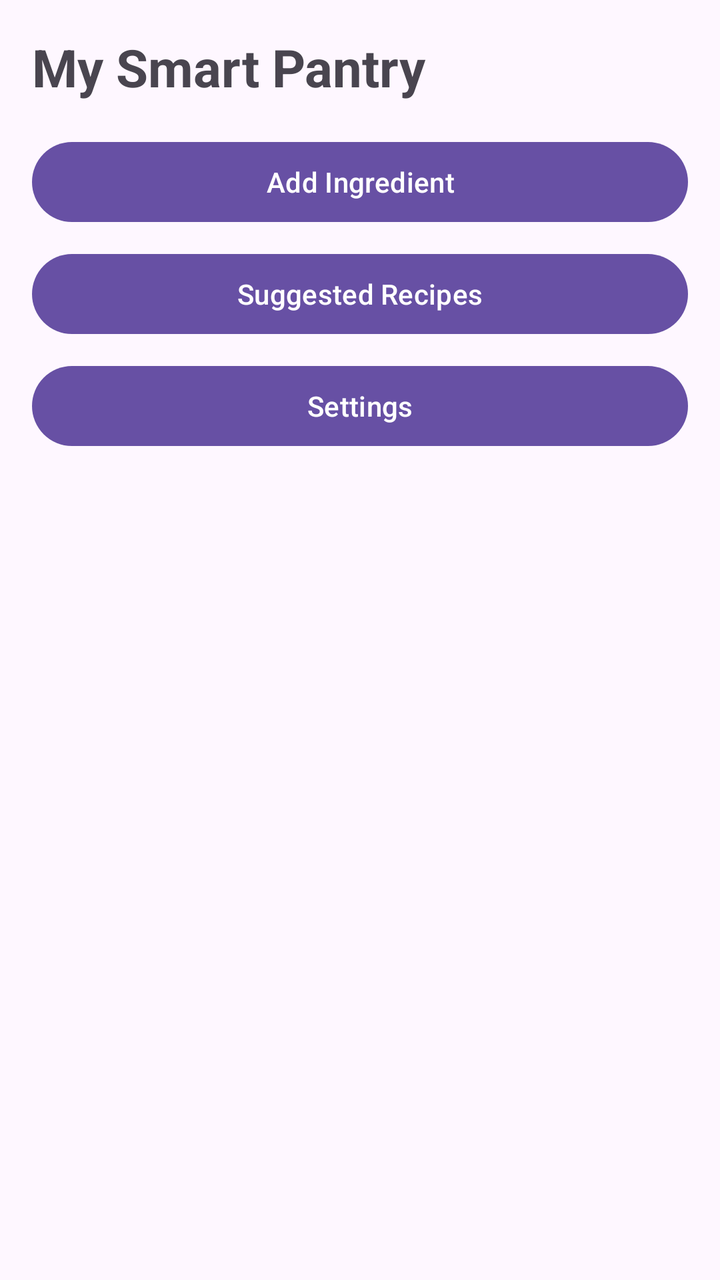
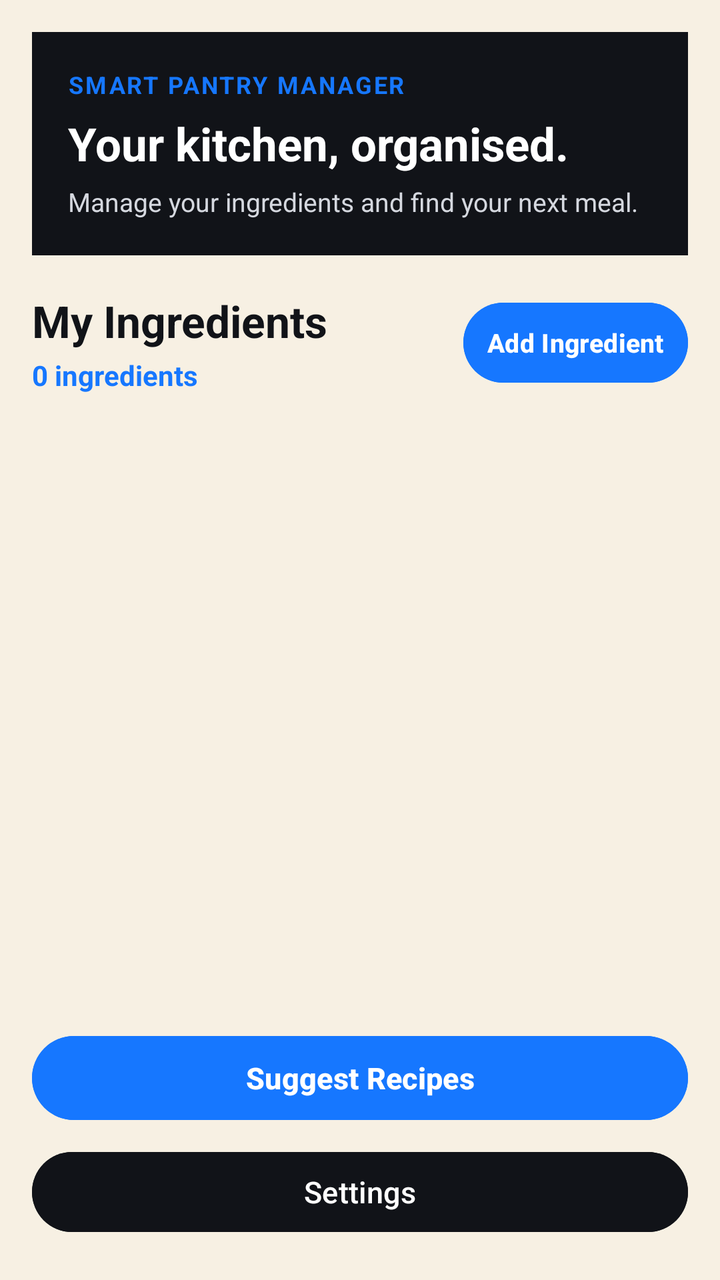

The first picture is an Android layout as it rendered before a commit; the second is the same layout after the commit. The layout source and the unified diff follow.
<!-- AndroidManifest.xml: application theme Theme.SmartPantryManager -->
<!-- res/layout/activity_main.xml -->
<?xml version="1.0" encoding="utf-8"?>
<LinearLayout xmlns:android="http://schemas.android.com/apk/res/android"
    android:layout_width="match_parent"
    android:layout_height="match_parent"
    android:orientation="vertical"
    android:padding="16dp">

    <TextView
        android:layout_width="match_parent"
        android:layout_height="wrap_content"
        android:text="My Smart Pantry"
        android:textSize="26sp"
        android:textStyle="bold"
        android:layout_marginBottom="16dp" />

    <Button
        android:id="@+id/btnAddIngredient"
        android:layout_width="match_parent"
        android:layout_height="wrap_content"
        android:text="Add Ingredient" />


    <Button
        android:id="@+id/btnSuggestedRecipes"
        android:layout_width="match_parent"
        android:layout_height="wrap_content"
        android:text="Suggested Recipes"
        android:layout_marginTop="8dp" />


    <Button
        android:id="@+id/btnSettings"
        android:layout_width="match_parent"
        android:layout_height="wrap_content"
        android:text="Settings"
        android:layout_marginTop="8dp" />

    <TextView
        android:id="@+id/tvEmptyPantry"
        android:layout_width="match_parent"
        android:layout_height="wrap_content"
        android:text="Your pantry is empty. Add your first ingredient!"
        android:textSize="16sp"
        android:gravity="center"
        android:padding="20dp"
        android:visibility="gone" />

    <androidx.recyclerview.widget.RecyclerView
        android:id="@+id/rvIngredients"
        android:layout_width="match_parent"
        android:layout_height="0dp"
        android:layout_weight="1"
        android:paddingTop="8dp" />

</LinearLayout>
<!-- resources referenced by this layout -->
<resources>
  <style name="Theme.SmartPantryManager" parent="Base.Theme.SmartPantryManager" />
  <style name="Base.Theme.SmartPantryManager" parent="Theme.Material3.DayNight.NoActionBar">
          
          
      </style>
</resources>

<!-- the commit's change to res/layout/activity_main.xml (unified diff, before → after) -->
@@ -3,53 +3,150 @@
     android:layout_width="match_parent"
     android:layout_height="match_parent"
     android:orientation="vertical"
+    android:background="#F7F0E3"
     android:padding="16dp">
 
-    <TextView
+    
+    <LinearLayout
         android:layout_width="match_parent"
         android:layout_height="wrap_content"
-        android:text="My Smart Pantry"
-        android:textSize="26sp"
-        android:textStyle="bold"
-        android:layout_marginBottom="16dp" />
+        android:orientation="vertical"
+        android:padding="18dp"
+        android:background="#111318">
 
-    <Button
-        android:id="@+id/btnAddIngredient"
+        <TextView
+            android:layout_width="match_parent"
+            android:layout_height="wrap_content"
+            android:text="SMART PANTRY MANAGER"
+            android:textColor="#1677FF"
+            android:textSize="12sp"
+            android:textStyle="bold"
+            android:letterSpacing="0.08" />
+
+        <TextView
+            android:layout_width="match_parent"
+            android:layout_height="wrap_content"
+            android:text="Your kitchen, organised."
+            android:textColor="#FFFFFF"
+            android:textSize="23sp"
+            android:textStyle="bold"
+            android:layout_marginTop="6dp" />
+
+        <TextView
+            android:layout_width="match_parent"
+            android:layout_height="wrap_content"
+            android:text="Manage your ingredients and find your next meal."
+            android:textColor="#D5D8DF"
+            android:textSize="13sp"
+            android:layout_marginTop="5dp" />
+
+    </LinearLayout>
+
+    
+    <LinearLayout
         android:layout_width="match_parent"
         android:layout_height="wrap_content"
-        android:text="Add Ingredient" />
+        android:orientation="horizontal"
+        android:gravity="center_vertical"
+        android:paddingTop="18dp"
+        android:paddingBottom="12dp">
 
+        <LinearLayout
+            android:layout_width="0dp"
+            android:layout_height="wrap_content"
+            android:layout_weight="1"
+            android:orientation="vertical">
 
-    <Button
-        android:id="@+id/btnSuggestedRecipes"
-        android:layout_width="match_parent"
-        android:layout_height="wrap_content"
-        android:text="Suggested Recipes"
-        android:layout_marginTop="8dp" />
+            <TextView
+                android:layout_width="wrap_content"
+                android:layout_height="wrap_content"
+                android:text="My Ingredients"
+                android:textColor="#111318"
+                android:textSize="22sp"
+                android:textStyle="bold" />
 
+            <TextView
+                android:id="@+id/tvIngredientCount"
+                android:layout_width="wrap_content"
+                android:layout_height="wrap_content"
+                android:text="0 ingredients"
+                android:textColor="#1677FF"
+                android:textSize="14sp"
+                android:textStyle="bold"
+                android:layout_marginTop="3dp" />
 
-    <Button
-        android:id="@+id/btnSettings"
-        android:layout_width="match_parent"
-        android:layout_height="wrap_content"
-        android:text="Settings"
-        android:layout_marginTop="8dp" />
+        </LinearLayout>
 
+        <Button
+            android:id="@+id/btnAddIngredient"
+            android:layout_width="wrap_content"
+            android:layout_height="48dp"
+            android:text="Add Ingredient"
+            android:textAllCaps="false"
+            android:textColor="#FFFFFF"
+            android:textSize="13sp"
+            android:textStyle="bold"
+            android:backgroundTint="#1677FF"
+            android:minWidth="0dp"
+            android:paddingLeft="12dp"
+            android:paddingRight="12dp"
+            android:contentDescription="Add Ingredient" />
+
+    </LinearLayout>
+
+    
     <TextView
         android:id="@+id/tvEmptyPantry"
         android:layout_width="match_parent"
         android:layout_height="wrap_content"
-        android:text="Your pantry is empty. Add your first ingredient!"
-        android:textSize="16sp"
+        android:text="Your pantry is empty.\nTap Add Ingredient to get started!"
+        android:textColor="#555555"
+        android:textSize="15sp"
         android:gravity="center"
-        android:padding="20dp"
+        android:padding="24dp"
+        android:background="#FFFFFF"
         android:visibility="gone" />
 
+    
     <androidx.recyclerview.widget.RecyclerView
         android:id="@+id/rvIngredients"
         android:layout_width="match_parent"
         android:layout_height="0dp"
         android:layout_weight="1"
-        android:paddingTop="8dp" />
+        android:clipToPadding="false"
+        android:paddingBottom="8dp"
+        android:scrollbars="vertical" />
+
+    
+    <LinearLayout
+        android:layout_width="match_parent"
+        android:layout_height="wrap_content"
+        android:orientation="vertical"
+        android:paddingTop="10dp"
+        android:paddingBottom="4dp">
+
+        <Button
+            android:id="@+id/btnSuggestedRecipes"
+            android:layout_width="match_parent"
+            android:layout_height="50dp"
+            android:text="Suggest Recipes"
+            android:textAllCaps="false"
+            android:textColor="#FFFFFF"
+            android:textSize="15sp"
+            android:textStyle="bold"
+            android:backgroundTint="#1677FF"
+            android:layout_marginBottom="8dp" />
+
+        <Button
+            android:id="@+id/btnSettings"
+            android:layout_width="match_parent"
+            android:layout_height="48dp"
+            android:text="Settings"
+            android:textAllCaps="false"
+            android:textColor="#FFFFFF"
+            android:textSize="15sp"
+            android:backgroundTint="#111318" />
+
+    </LinearLayout>
 
 </LinearLayout>
